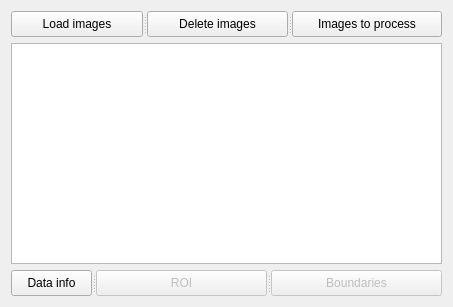
Old version of the form program/gui/windows/gallery.ui in the repository HarmlessmanArs/OCT_newest_program.
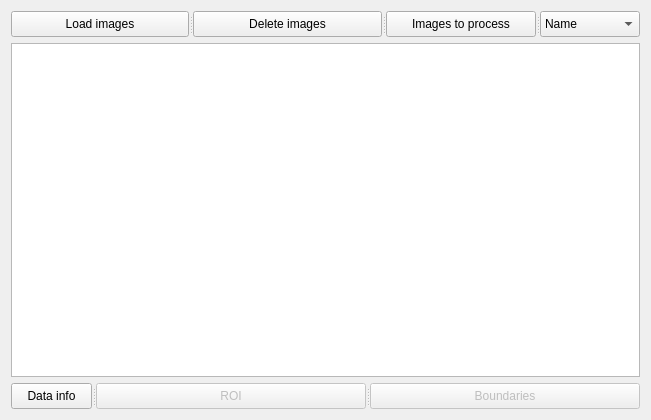
New version of the form.

What changed in the file:
```diff
--- a/program/gui/windows/gallery.ui
+++ b/program/gui/windows/gallery.ui
@@ -6,8 +6,8 @@
    <rect>
     <x>0</x>
     <y>0</y>
-    <width>453</width>
-    <height>307</height>
+    <width>651</width>
+    <height>420</height>
    </rect>
   </property>
   <property name="minimumSize">
@@ -76,6 +76,44 @@
        <string>Images to process</string>
       </property>
      </widget>
+     <widget class="QComboBox" name="SortBycomboBox">
+      <property name="sizePolicy">
+       <sizepolicy hsizetype="Preferred" vsizetype="Fixed">
+        <horstretch>0</horstretch>
+        <verstretch>0</verstretch>
+       </sizepolicy>
+      </property>
+      <property name="minimumSize">
+       <size>
+        <width>100</width>
+        <height>0</height>
+       </size>
+      </property>
+      <property name="maximumSize">
+       <size>
+        <width>100</width>
+        <height>16777215</height>
+       </size>
+      </property>
+      <property name="currentText">
+       <string>Name</string>
+      </property>
+      <item>
+       <property name="text">
+        <string>Name</string>
+       </property>
+      </item>
+      <item>
+       <property name="text">
+        <string>File changed</string>
+       </property>
+      </item>
+      <item>
+       <property name="text">
+        <string>File created</string>
+       </property>
+      </item>
+     </widget>
     </widget>
    </item>
    <item row="1" column="0">
```
Left out of the diff: 6 changed lines with no effect on the pictures.
